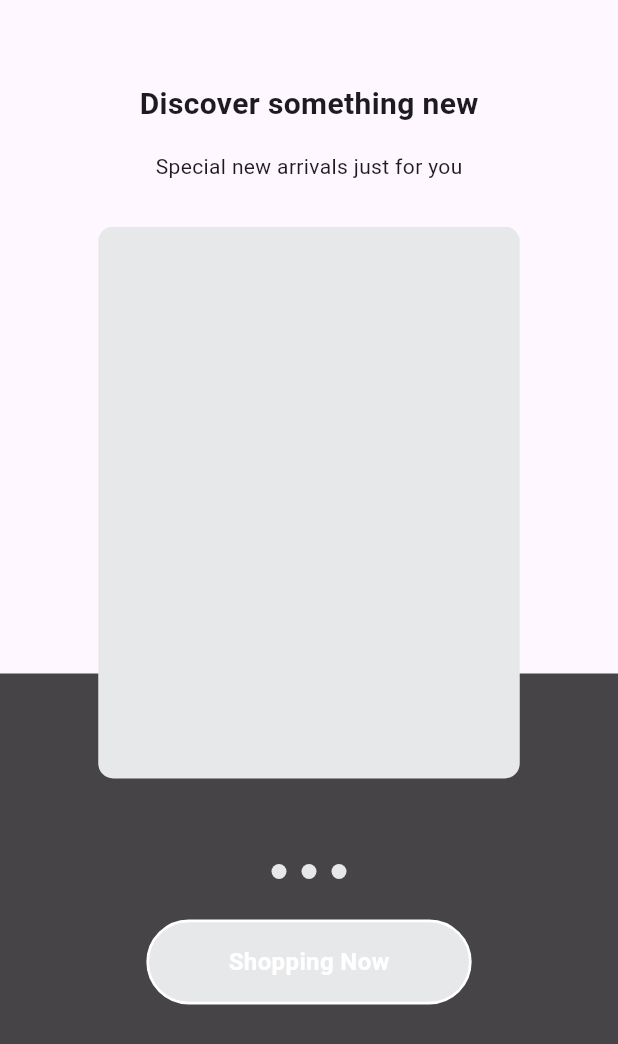
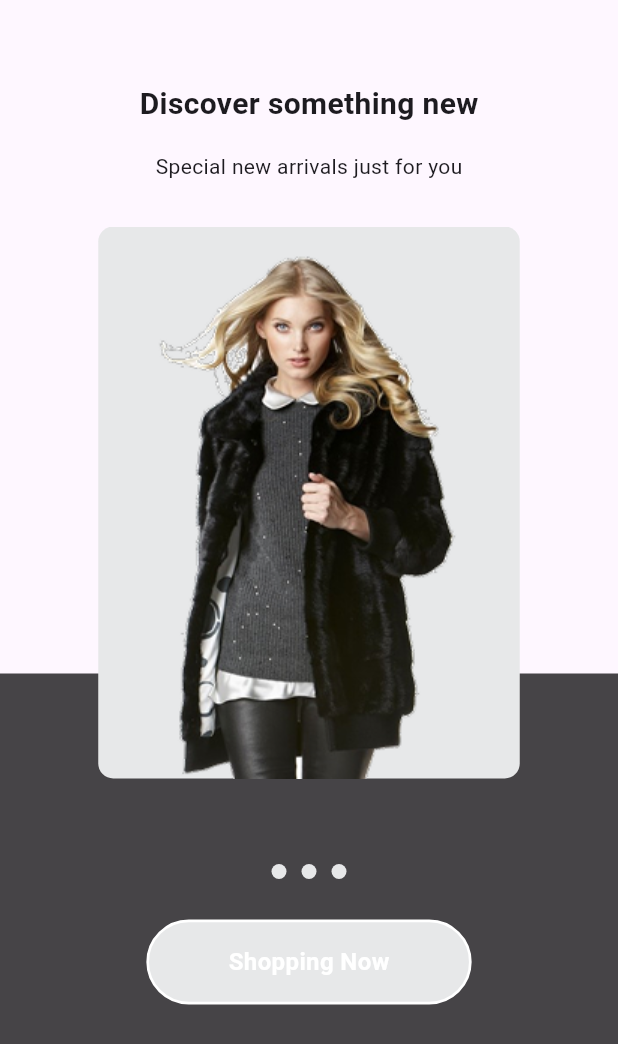
Before and after one commit to SayuNirappel/flux_store, a Flutter app: the screen it shows after launch, after a tap on "Get Started", on a phone screen of 412 x 824 dp. Shown: the top 1044 px of the screen. Run offline on Flutter 3.47's test engine with Material 3 defaults, Android fonts, the phone set to English and light mode, and no system bars.

Commit message:
temp image assigned on intro

```diff
--- a/lib/utils/constants/image_constants.dart
+++ b/lib/utils/constants/image_constants.dart
@@ -1,3 +1,5 @@
 class ImageConstants {
   static String welcomeBG = "assets/images/image 45.png";
+  static String introimg1 =
+      "assets/images/kisspng-model-fashion-trousers-leather-european-and-american-fashion-beautiful-models-5aa8c749eb0b75 1.png";
 }
--- a/lib/view/intro_screen/intro_screen.dart
+++ b/lib/view/intro_screen/intro_screen.dart
@@ -1,5 +1,6 @@
 import 'package:flutter/material.dart';
 import 'package:flux_store/utils/constants/color_constants.dart';
+import 'package:flux_store/utils/constants/image_constants.dart';
 
 void main() {}
 
@@ -18,6 +19,7 @@ class IntroScreen extends StatelessWidget {
               SizedBox(
                 height: 55,
               ),
+              //title section
               Text(
                 "Discover something new",
                 style: TextStyle(fontWeight: FontWeight.bold, fontSize: 20),
@@ -54,6 +56,8 @@ class IntroScreen extends StatelessWidget {
                                     decoration: BoxDecoration(
                                         borderRadius: BorderRadius.circular(10),
                                         color: ColorConstants.lightgrey),
+                                    child: Image.asset(ImageConstants.introimg1,
+                                        alignment: Alignment.bottomCenter),
                                   )),
                         ),
                         SizedBox(
@@ -93,7 +97,7 @@ class IntroScreen extends StatelessWidget {
                                 ),
                                 borderRadius: BorderRadius.circular(29.5),
                                 color: ColorConstants.lightgrey
-                                    .withValues(alpha: 70)),
+                                    .withValues(alpha: 170)),
                             child: Text(
                               "Shopping Now",
                               style: TextStyle(
--- a/lib/view/welcome_screen/welcome_screen.dart
+++ b/lib/view/welcome_screen/welcome_screen.dart
@@ -57,7 +57,7 @@ class WelcomeScreen extends StatelessWidget {
                       color: ColorConstants.white,
                     ),
                     borderRadius: BorderRadius.circular(29.5),
-                    color: ColorConstants.lightgrey.withValues(alpha: 70)),
+                    color: ColorConstants.lightgrey.withValues(alpha: 170)),
                 child: Text(
                   "Get Started",
                   style: TextStyle(
```
Also changed, not shown: assets/images/kisspng-model-fashion-trousers-leather-european-and-american-fashion-beautiful-models-5aa8c749eb0b75 1.png (added), lib/global_widgets/reusable_buttons.dart (added).
